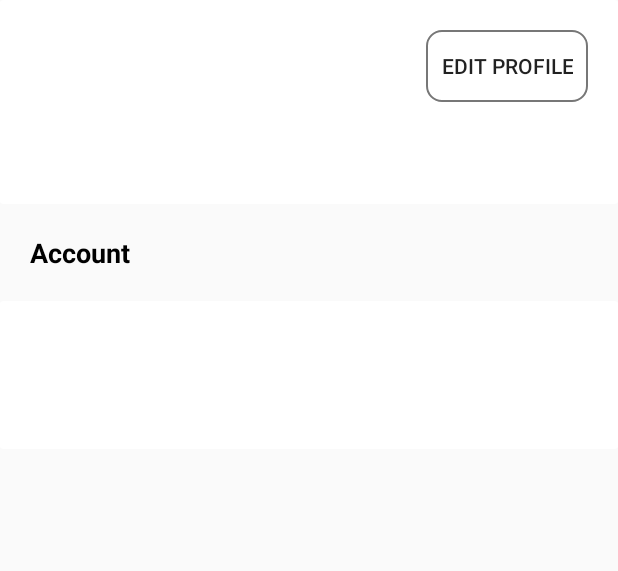
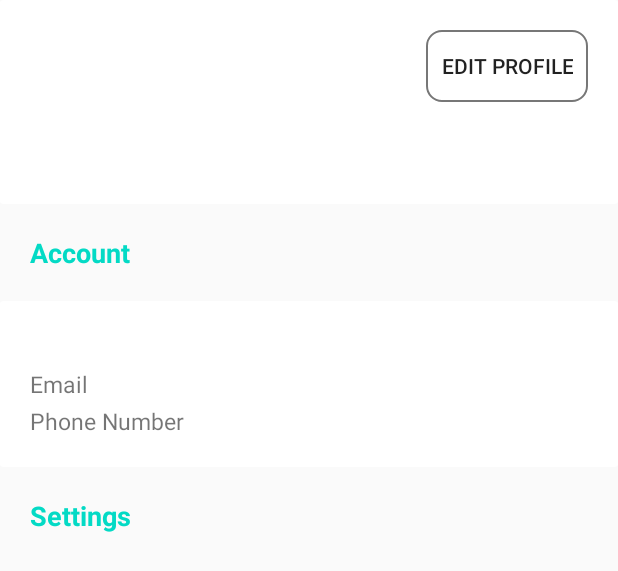
Before and after one commit to nell-studios/Pi, an Android app: the layout fragment_profile.xml on its own in the app's theme, with its tools: preview values and no code run, on a phone screen of 412 x 824 dp. Shown: the top 571 px of the screen. Run offline under Robolectric (Android 15) with nearby library versions, the phone set to English and light mode, and no system bars.

Commit message:
added files

```diff
--- a/app/src/main/java/nellStudios/tech/pi/models/Videos.kt
+++ b/app/src/main/java/nellStudios/tech/pi/models/Videos.kt
@@ -7,5 +7,6 @@ data class Videos(
     var description: String? = null,
     var cuepoint: String? = null,
     var videoUrl: String? = null,
-    var thumbnailUrl: String? = null
+    var thumbnailUrl: String? = null,
+    var topic: String? = null
 ): Serializable
--- a/app/src/main/java/nellStudios/tech/pi/ui/activities/MainActivity.kt
+++ b/app/src/main/java/nellStudios/tech/pi/ui/activities/MainActivity.kt
@@ -1,6 +1,9 @@
 package nellStudios.tech.pi.ui.activities
 
 import android.annotation.SuppressLint
+import android.graphics.Bitmap
+import android.graphics.drawable.BitmapDrawable
+import android.graphics.drawable.Drawable
 import androidx.appcompat.app.AppCompatActivity
 import android.os.Bundle
 import androidx.activity.viewModels
@@ -9,6 +12,11 @@ import androidx.lifecycle.Observer
 import androidx.navigation.fragment.findNavController
 import androidx.navigation.navArgs
 import androidx.navigation.ui.setupWithNavController
+import com.bumptech.glide.Glide
+import com.bumptech.glide.request.RequestOptions
+import com.bumptech.glide.request.target.CustomTarget
+import com.bumptech.glide.request.target.SimpleTarget
+import com.bumptech.glide.request.transition.Transition
 import dagger.hilt.android.AndroidEntryPoint
 import kotlinx.android.synthetic.main.activity_main.*
 import nellStudios.tech.pi.R
@@ -30,6 +38,21 @@ class MainActivity : AppCompatActivity() {
         fetchUser()
         binding.mainSwipe.setOnRefreshListener { fetchUser() }
         bottomNavigationView.setupWithNavController(navHostFragment.findNavController())
+        val profileItem = bottomNavigationView.menu.findItem(R.id.profileFragment2)
+        Glide.with(this)
+            .asBitmap()
+            .load(user.profileImageUrl)
+            .apply(
+                RequestOptions
+                .circleCropTransform()
+                .placeholder(R.drawable.ic_baseline_person_24))
+            .into(object: CustomTarget<Bitmap>(24, 24) {
+                override fun onLoadCleared(placeholder: Drawable?) {}
+
+                override fun onResourceReady(resource: Bitmap, transition: Transition<in Bitmap>?) {
+                    profileItem?.icon = BitmapDrawable(resources, resource)
+                }
+            })
     }
 
     @SuppressLint("SetTextI18n")
@@ -39,6 +62,8 @@ class MainActivity : AppCompatActivity() {
         viewModel.successfullGet.observe(this, Observer {
             binding.mainSwipe.isRefreshing = false
             user = it
+            if (user.name == null) binding.titleText.text = "Hi, ${user.phoneNumber}"
+            else binding.titleText.text = user.name
         })
     }
 }
--- a/app/src/main/java/nellStudios/tech/pi/ui/fragments/Main/ProfileFragment.kt
+++ b/app/src/main/java/nellStudios/tech/pi/ui/fragments/Main/ProfileFragment.kt
@@ -5,7 +5,9 @@ import android.view.LayoutInflater
 import android.view.View
 import android.view.ViewGroup
 import androidx.databinding.DataBindingUtil
+import com.bumptech.glide.Glide
 import dagger.hilt.android.AndroidEntryPoint
+import kotlinx.android.synthetic.main.fragment_profile.*
 import nellStudios.tech.pi.R
 import nellStudios.tech.pi.databinding.FragmentProfileBinding
 import nellStudios.tech.pi.models.User
@@ -31,6 +33,7 @@ class ProfileFragment: MainBaseFragment() {
         super.onViewCreated(view, savedInstanceState)
         activityBinding.titleText.text = getString(R.string.profile)
         (activity as MainActivity).fetchUser()
+        Glide.with(this).load(user.profileImageUrl).into(profileImage)
         binding.user = user
     }
 }
--- a/app/src/main/res/layout/fragment_profile.xml
+++ b/app/src/main/res/layout/fragment_profile.xml
@@ -37,13 +37,10 @@
                     />
 
                 <TextView
-                    android:layout_height="wrap_content"
-                    android:layout_width="wrap_content"
                     app:layout_constraintTop_toTopOf="parent"
                     app:layout_constraintStart_toEndOf="@id/profileImage"
                     android:text="@{user.name}"
-                    android:textSize="22sp"
-                    android:textStyle="bold"
+                    style="@style/InfoTextStyle"
                     />
 
                 <Button
@@ -62,12 +59,8 @@
 
         <TextView
             android:id="@+id/accountText"
-            android:layout_height="wrap_content"
-            android:layout_width="wrap_content"
+            style="@style/HeaderTextStyle"
             android:text="@string/account"
-            android:textStyle="bold"
-            android:textSize="18sp"
-            android:textColor="@android:color/black"
             app:layout_constraintTop_toBottomOf="@id/ProfileCardview"
             app:layout_constraintStart_toStartOf="parent"
             android:padding="20dp"
@@ -91,28 +84,54 @@
 
                 <TextView
                     android:id="@+id/email"
-                    android:layout_height="wrap_content"
-                    android:layout_width="wrap_content"
+                    style="@style/InfoTextStyle"
                     app:layout_constraintTop_toTopOf="parent"
                     app:layout_constraintStart_toStartOf="parent"
                     android:text="@{user.email}"
-                    android:textSize="22sp"
-                    android:textStyle="bold"
+                    />
+                <TextView
+                    android:id="@+id/emailDescriptor"
+                    style="@style/SubTextStyle"
+                    app:layout_constraintTop_toBottomOf="@id/email"
+                    app:layout_constraintStart_toStartOf="parent"
+                    android:text="@string/email"
+                    />
+
+                <View
+                    android:layout_height="1dp"
+                    android:layout_width="match_parent"
+                    app:layout_constraintStart_toStartOf="parent"
+                    app:layout_constraintTop_toBottomOf="@id/emailDescriptor"
                     />
 
                 <TextView
-                    android:layout_height="wrap_content"
-                    android:layout_width="wrap_content"
                     app:layout_constraintTop_toBottomOf="@id/email"
                     app:layout_constraintStart_toStartOf="parent"
                     android:text="@{user.phoneNumber}"
-                    android:textSize="22sp"
-                    android:textStyle="bold"
+                    android:id="@+id/phoneNumber"
+                    style="@style/InfoTextStyle"
+                    />
+
+                <TextView
+                    android:id="@+id/phoneNumberDescriptor"
+                    style="@style/SubTextStyle"
+                    app:layout_constraintTop_toBottomOf="@id/phoneNumber"
+                    app:layout_constraintStart_toStartOf="parent"
+                    android:text="@string/phone_number"
                     />
 
             </androidx.constraintlayout.widget.ConstraintLayout>
 
         </androidx.cardview.widget.CardView>
 
+        <TextView
+            android:id="@+id/settingText"
+            style="@style/HeaderTextStyle"
+            android:text="Settings"
+            app:layout_constraintTop_toBottomOf="@id/AccountCardView"
+            app:layout_constraintStart_toStartOf="parent"
+            android:padding="20dp"
+            />
+
     </androidx.constraintlayout.widget.ConstraintLayout>
 </layout>
--- a/app/src/main/res/values/strings.xml
+++ b/app/src/main/res/values/strings.xml
@@ -18,4 +18,6 @@
     <string name="subscriptions">Subscriptions</string>
     <string name="edit_profile">Edit Profile</string>
     <string name="account">Account</string>
+    <string name="email">Email</string>
+    <string name="phone_number">Phone Number</string>
 </resources>
--- a/app/src/main/res/values/styles.xml
+++ b/app/src/main/res/values/styles.xml
@@ -7,4 +7,28 @@
         <item name="colorAccent">@color/colorAccent</item>
     </style>
 
+    <style name="HeaderTextStyle">
+        <item name="android:layout_width">wrap_content</item>
+        <item name="android:layout_height">wrap_content</item>
+        <item name="android:textAllCaps">false</item>
+        <item name="android:textSize">18sp</item>
+        <item name="android:textColor">@color/colorAccent</item>
+        <item name="android:textStyle">bold</item>
+    </style>
+
+    <style name="InfoTextStyle">
+        <item name="android:layout_width">wrap_content</item>
+        <item name="android:layout_height">wrap_content</item>
+        <item name="android:textAllCaps">false</item>
+        <item name="android:textSize">18sp</item>
+        <item name="android:textColor">@android:color/black</item>
+    </style>
+
+    <style name="SubTextStyle">
+        <item name="android:layout_width">wrap_content</item>
+        <item name="android:layout_height">wrap_content</item>
+        <item name="android:textAllCaps">false</item>
+        <item name="android:textSize">15sp</item>
+    </style>
+
 </resources>
```
